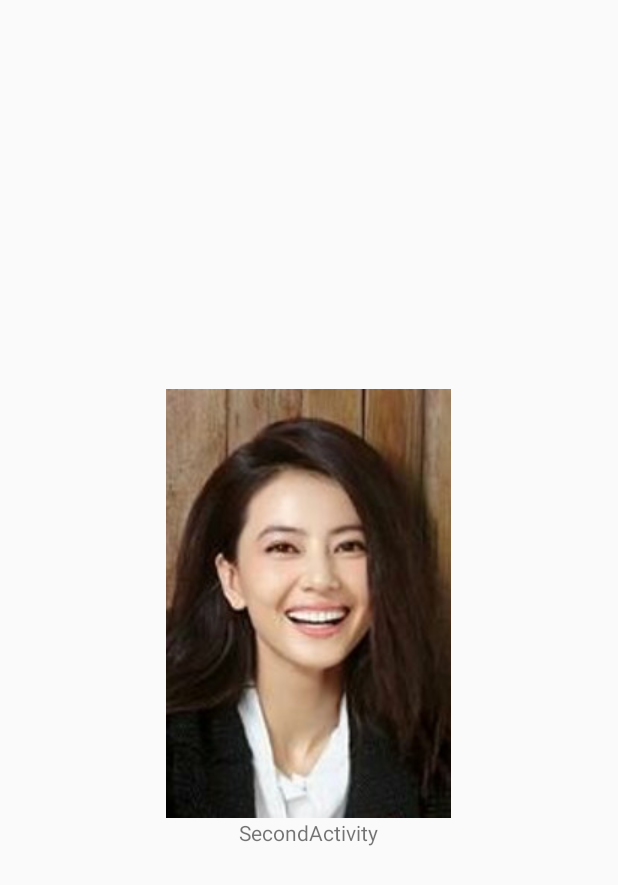
After one commit to cuclaoliu/LifeCycleTest, an Android app: the layout activity_second.xml on its own in the app's theme, with its tools: preview values and no code run, on a phone screen of 412 x 824 dp. The commit adds this screen. Shown: the top 885 px of the screen. Run offline under Robolectric (Android 15) with nearby library versions, the phone set to English and light mode, and no system bars.

Commit message:
release apk

```diff
--- a/app/src/main/AndroidManifest.xml
+++ b/app/src/main/AndroidManifest.xml
@@ -25,8 +25,8 @@
                 android:value="edu.cuc.stephen.lifecycletest.TracerActivity" />
         </activity>
         <activity
-            android:name=".Main2Activity"
-            android:label="@string/title_activity_main2"
+            android:name=".SecondActivity"
+            android:label="@string/title_activity_second"
             android:parentActivityName=".TracerActivity">
             <meta-data
                 android:name="android.support.PARENT_ACTIVITY"
--- a/app/src/main/java/edu/cuc/stephen/lifecycletest/MainActivity.java
+++ b/app/src/main/java/edu/cuc/stephen/lifecycletest/MainActivity.java
@@ -9,6 +9,7 @@ public class MainActivity extends TracerActivity{
 
     @Override
     protected void onCreate(Bundle savedInstanceState) {
+        textColor = "#EEEEEE";
         super.onCreate(savedInstanceState);
         setContentView(R.layout.activity_main);
 
@@ -16,7 +17,7 @@ public class MainActivity extends TracerActivity{
         startSecondActivityButton.setOnClickListener(new View.OnClickListener() {
             @Override
             public void onClick(View view) {
-                Intent intent = new Intent(MainActivity.this, Main2Activity.class);
+                Intent intent = new Intent(MainActivity.this, SecondActivity.class);
                 startActivity(intent);
             }
         });
--- a/app/src/main/java/edu/cuc/stephen/lifecycletest/Main2Activity.java
+++ b/app/src/main/java/edu/cuc/stephen/lifecycletest/SecondActivity.java
@@ -3,12 +3,13 @@ package edu.cuc.stephen.lifecycletest;
 import android.os.Bundle;
 import android.app.Activity;
 
-public class Main2Activity extends TracerActivity {
+public class SecondActivity extends TracerActivity {
 
     @Override
     protected void onCreate(Bundle savedInstanceState) {
+        this.textColor = "#EEEE00";
         super.onCreate(savedInstanceState);
-        setContentView(R.layout.activity_main2);
+        setContentView(R.layout.activity_second);
     }
 
 }
--- /dev/null
+++ b/app/src/main/res/layout/activity_second.xml
@@ -0,0 +1,17 @@
+<?xml version="1.0" encoding="utf-8"?>
+<LinearLayout xmlns:android="http://schemas.android.com/apk/res/android"
+    android:layout_width="match_parent"
+    android:layout_height="match_parent"
+    android:orientation="vertical"
+    android:gravity="center_vertical">
+
+    <TextView
+        android:id="@+id/label2"
+        android:layout_width="wrap_content"
+        android:layout_height="wrap_content"
+        android:text="@string/title_activity_second"
+        android:gravity="center_horizontal"
+        android:drawableTop="@drawable/gao"
+        android:layout_gravity="center_horizontal"/>
+
+</LinearLayout>
--- a/app/src/main/res/values/strings.xml
+++ b/app/src/main/res/values/strings.xml
@@ -1,5 +1,6 @@
 <resources>
     <string name="app_name">LifeCycleTest</string>
     <string name="title_activity_main">MainActivity</string>
-    <string name="title_activity_main2">Main2Activity</string>
+    <string name="title_activity_second">SecondActivity</string>
+    <string name="start_second_activity">Start Second Activity</string>
 </resources>
```
Also changed, not shown: app/build.gradle (+7 -2 lines), app/src/main/java/edu/cuc/stephen/lifecycletest/TracerActivity.java (+36 -7 lines), app/src/main/res/layout/activity_main2.xml (deleted, +0 -9 lines), app/src/main/res/drawable/chen.jpg (added), app/src/main/res/drawable/gao.jpg (added), 2 other files.
